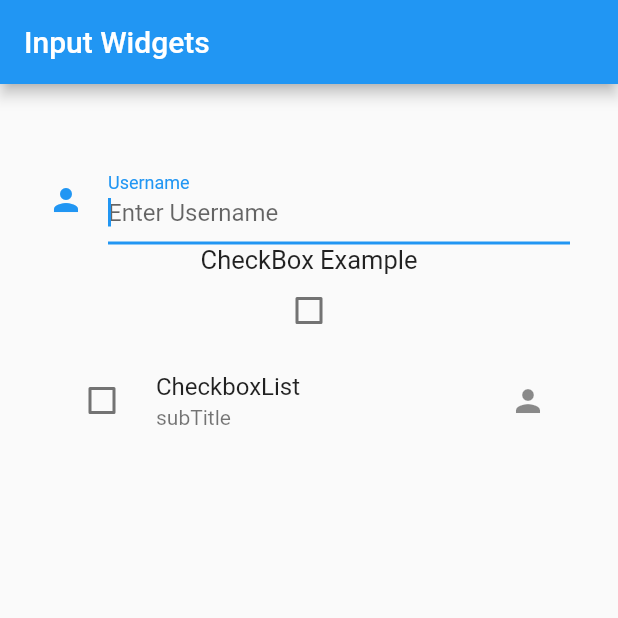
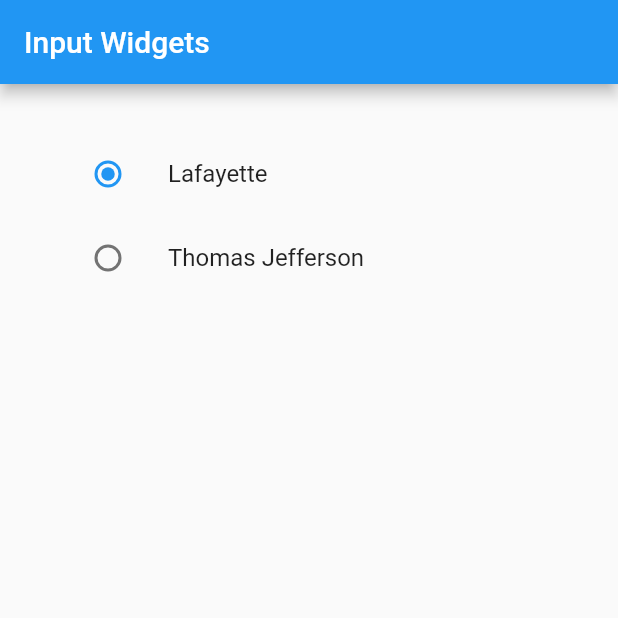
Before and after one commit to MuhammadAliGhaffar/input_widgets, a Flutter app: the screen it shows after launch, on a phone screen of 412 x 824 dp, the top half of it. Run offline on Flutter 3.47's test engine with Material 2 defaults, Android fonts, the phone set to English and light mode, and no system bars.

Commit message:
Radio Button Flutter example

```diff
--- a/lib/main.dart
+++ b/lib/main.dart
@@ -11,10 +11,13 @@ class MyApp extends StatefulWidget {
   _State createState() => new _State();
 }
 
+enum SingingCharacter { lafayette, jefferson }
+
 class _State extends State<MyApp> {
   String value = '';
   bool flag1 = false;
   bool flag2 = false;
+  SingingCharacter? _character = SingingCharacter.lafayette;
 
   // void onChanged(String value) {
   //   setState(() {
@@ -48,6 +51,9 @@ class _State extends State<MyApp> {
   //   });
   // }
 
+  int _val1 = 0;
+  int _val2 = 0;
+
   @override
   Widget build(BuildContext context) {
     return new Scaffold(
@@ -58,61 +64,85 @@ class _State extends State<MyApp> {
         padding: new EdgeInsets.all(32.0),
         child: new Column(
           children: <Widget>[
-            Text(this.value),
-            TextField(
-              decoration: new InputDecoration(
-                  labelText: 'Username',
-                  hintText: 'Enter Username',
-                  icon: new Icon(Icons.person)),
-              autocorrect: true,
-              autofocus: true,
-              keyboardType: TextInputType.text,
-              //You can change type with no ,email etc
-              onChanged: (String value) {
-                setState(() {
-                  this.value = 'Change :$value';
-                });
-              },
-              onSubmitted: (String value) {
-                setState(() {
-                  this.value = 'Submit :$value';
-                });
-              },
+            // Text(this.value),
+            // TextField(
+            //   decoration: new InputDecoration(
+            //       labelText: 'Username',
+            //       hintText: 'Enter Username',
+            //       icon: new Icon(Icons.person)),
+            //   autocorrect: true,
+            //   autofocus: true,
+            //   keyboardType: TextInputType.text,
+            //   //You can change type with no ,email etc
+            //   onChanged: (String value) {
+            //     setState(() {
+            //       this.value = 'Change :$value';
+            //     });
+            //   },
+            //   onSubmitted: (String value) {
+            //     setState(() {
+            //       this.value = 'Submit :$value';
+            //     });
+            //   },
+            // ),
+            // Text(
+            //   'CheckBox Example',
+            //   style: TextStyle(fontSize: 17.0),
+            // ),
+            // Checkbox(
+            //     checkColor: Colors.black,
+            //     activeColor: Colors.white,
+            //     value: this.flag1,
+            //     onChanged: (bool? flag) {
+            //       setState(() {
+            //         if (flag != null) {
+            //           setState(() {
+            //             this.flag1 = flag;
+            //           });
+            //         }
+            //       });
+            //     }),
+            // new CheckboxListTile(
+            //     title: Text('CheckboxList'),
+            //     subtitle: Text('subTitle'),
+            //     secondary: new Icon(Icons.person),
+            //     controlAffinity: ListTileControlAffinity.leading,
+            //     checkColor: Colors.black,
+            //     activeColor: Colors.white,
+            //     value: this.flag2,
+            //     onChanged: (bool? flag) {
+            //       setState(() {
+            //         if (flag != null) {
+            //           setState(() {
+            //             this.flag2 = flag;
+            //           });
+            //         }
+            //       });
+            //     }),
+            ListTile(
+              title: const Text('Lafayette'),
+              leading: Radio<SingingCharacter>(
+                value: SingingCharacter.lafayette,
+                groupValue: _character,
+                onChanged: (SingingCharacter? value) {
+                  setState(() {
+                    _character = value;
+                  });
+                },
+              ),
             ),
-            Text(
-              'CheckBox Example',
-              style: TextStyle(fontSize: 17.0),
+            ListTile(
+              title: const Text('Thomas Jefferson'),
+              leading: Radio<SingingCharacter>(
+                value: SingingCharacter.jefferson,
+                groupValue: _character,
+                onChanged: (SingingCharacter? value) {
+                  setState(() {
+                    _character = value;
+                  });
+                },
+              ),
             ),
-            Checkbox(
-                checkColor: Colors.black,
-                activeColor: Colors.white,
-                value: this.flag1,
-                onChanged: (bool? flag) {
-                  setState(() {
-                    if (flag != null) {
-                      setState(() {
-                        this.flag1 = flag;
-                      });
-                    }
-                  });
-                }),
-            new CheckboxListTile(
-                title: Text('CheckboxList'),
-                subtitle: Text('subTitle'),
-                secondary: new Icon(Icons.person),
-                controlAffinity: ListTileControlAffinity.leading,
-                checkColor: Colors.black,
-                activeColor: Colors.white,
-                value: this.flag2,
-                onChanged: (bool? flag) {
-                  setState(() {
-                    if (flag != null) {
-                      setState(() {
-                        this.flag2 = flag;
-                      });
-                    }
-                  });
-                })
           ],
         ),
       ),
```
